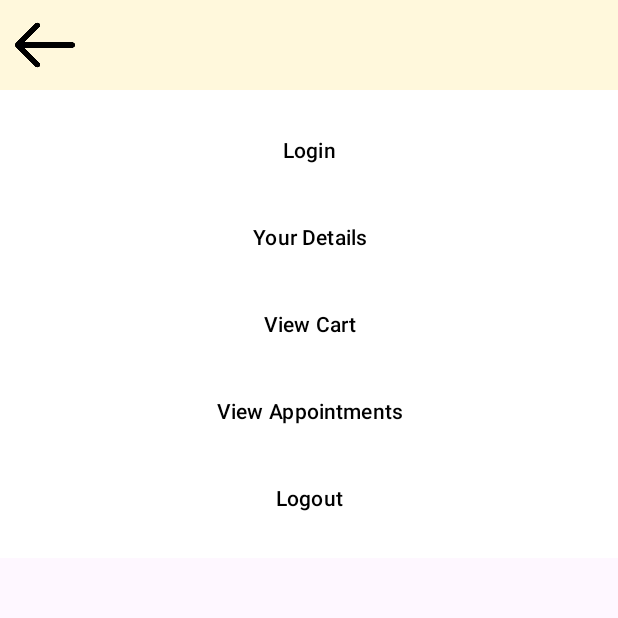
After one commit to vinay-kumar-jk/Pet_care_app, an Android app: the AccountActivity screen opened directly, with no data from a screen before it, on a phone screen of 412 x 824 dp, the top half of it. The commit adds this screen. Run offline under Robolectric (Android 15) with nearby library versions, the phone set to English and light mode, and no system bars.

Commit message:
6th commit account activity complete

```diff
--- /dev/null
+++ b/app/src/main/java/com/example/petcare/AccountActivity.java
@@ -0,0 +1,32 @@
+package com.example.petcare;
+
+import android.content.Intent;
+import android.os.Bundle;
+
+import androidx.activity.EdgeToEdge;
+import androidx.appcompat.app.AppCompatActivity;
+import androidx.core.graphics.Insets;
+import androidx.core.view.ViewCompat;
+import androidx.core.view.WindowInsetsCompat;
+
+public class AccountActivity extends AppCompatActivity {
+
+    @Override
+    protected void onCreate(Bundle savedInstanceState) {
+        super.onCreate(savedInstanceState);
+        EdgeToEdge.enable(this);
+        setContentView(R.layout.activity_account);
+        ViewCompat.setOnApplyWindowInsetsListener(findViewById(R.id.main), (v, insets) -> {
+            Insets systemBars = insets.getInsets(WindowInsetsCompat.Type.systemBars());
+            v.setPadding(systemBars.left, systemBars.top, systemBars.right, systemBars.bottom);
+            return insets;
+        });
+
+    }
+
+
+    public void gobackmethod(){
+        Intent intent=new Intent(getApplicationContext(),MainActivity.class);
+        startActivity(intent);
+    }
+}
--- a/app/src/main/java/com/example/petcare/HomeFragment.java
+++ b/app/src/main/java/com/example/petcare/HomeFragment.java
@@ -37,7 +37,7 @@ public class HomeFragment extends Fragment {
         offerImages = new ArrayList<>();
         offerImages.add(R.drawable.offer1); // Replace with your drawable images
         offerImages.add(R.drawable.offer2);
-        offerImages.add(R.drawable.offer3);
+        offerImages.add(R.drawable.img_11);
 
         // Set up adapter
         OfferAdapter adapter = new OfferAdapter(getContext(), offerImages);
--- /dev/null
+++ b/app/src/main/res/layout/activity_account.xml
@@ -0,0 +1,99 @@
+<?xml version="1.0" encoding="utf-8"?>
+<androidx.constraintlayout.widget.ConstraintLayout xmlns:android="http://schemas.android.com/apk/res/android"
+    xmlns:app="http://schemas.android.com/apk/res-auto"
+    xmlns:tools="http://schemas.android.com/tools"
+    android:id="@+id/main"
+    android:layout_width="match_parent"
+    android:layout_height="match_parent"
+    tools:context=".AccountActivity">
+
+    <!-- Top Section with Back Button -->
+    <RelativeLayout
+        android:id="@+id/topLayout"
+        android:layout_width="match_parent"
+        android:layout_height="wrap_content"
+        android:background="#FFF8DC"
+        android:padding="10dp"
+        app:layout_constraintTop_toTopOf="parent"
+        app:layout_constraintStart_toStartOf="parent"
+        app:layout_constraintEnd_toEndOf="parent">
+
+        <ImageButton
+            android:id="@+id/gobackbtn"
+            android:onClick="gobackmethod"
+            android:layout_width="40dp"
+            android:layout_height="40dp"
+            android:layout_alignParentStart="true"
+            android:layout_centerVertical="true"
+            android:src="@drawable/img_7"
+            android:background="?attr/selectableItemBackgroundBorderless"
+            android:contentDescription="Go back"
+            android:scaleType="centerInside"
+            tools:ignore="OnClick" />
+    </RelativeLayout>
+
+    <!-- Options Section -->
+    <LinearLayout
+        android:id="@+id/optionsLayout"
+        android:layout_width="match_parent"
+        android:layout_height="wrap_content"
+        android:orientation="vertical"
+        android:padding="16dp"
+        android:background="#FFFFFF"
+        app:layout_constraintTop_toBottomOf="@id/topLayout"
+        app:layout_constraintStart_toStartOf="parent"
+        app:layout_constraintEnd_toEndOf="parent">
+
+        <!-- Login Option -->
+        <Button
+            android:id="@+id/btnLogin"
+            android:layout_width="match_parent"
+            android:layout_height="wrap_content"
+            android:layout_marginBottom="10dp"
+            android:background="?attr/selectableItemBackground"
+            android:text="Login"
+            android:textAlignment="center"
+            android:textColor="#000000" /> <!-- Black text -->
+
+        <!-- Details Option -->
+        <Button
+            android:id="@+id/btnDetails"
+            android:layout_width="match_parent"
+            android:layout_height="wrap_content"
+            android:layout_marginBottom="10dp"
+            android:background="?attr/selectableItemBackground"
+            android:text="Your Details"
+            android:textAlignment="center"
+            android:textColor="#000000" /> <!-- Black text -->
+
+        <!-- View Cart Option -->
+        <Button
+            android:id="@+id/btnViewCart"
+            android:layout_width="match_parent"
+            android:layout_height="wrap_content"
+            android:text="View Cart"
+            android:background="?attr/selectableItemBackground"
+            android:layout_marginBottom="10dp"
+            android:textColor="#000000" /> <!-- Black text -->
+
+        <!-- View Appointments Option -->
+        <Button
+            android:id="@+id/btnViewAppointments"
+            android:layout_width="match_parent"
+            android:layout_height="wrap_content"
+            android:text="View Appointments"
+            android:background="?attr/selectableItemBackground"
+            android:layout_marginBottom="10dp"
+            android:textColor="#000000" /> <!-- Black text -->
+
+        <!-- Logout Option -->
+        <Button
+            android:id="@+id/btnLogout"
+            android:layout_width="match_parent"
+            android:layout_height="wrap_content"
+            android:text="Logout"
+            android:background="?attr/selectableItemBackground"
+            android:textColor="#000000" /> <!-- Black text -->
+    </LinearLayout>
+
+</androidx.constraintlayout.widget.ConstraintLayout>
--- a/app/src/main/res/layout/activity_main.xml
+++ b/app/src/main/res/layout/activity_main.xml
@@ -30,6 +30,7 @@
 
         <!-- Right Side - Account Button -->
         <ImageButton
+            android:onClick="nn"
             android:id="@+id/accountButton"
             android:layout_width="40dp"
             android:layout_height="40dp"
```
Also changed, not shown: app/src/main/AndroidManifest.xml (+6 -3 lines), app/src/main/java/com/example/petcare/MainActivity.java (+9 -0 lines), app/src/main/res/layout/fragment_home.xml (+41 -4 lines), app/src/main/res/menu/menu_items.xml (added, +19 -0 lines), app/src/main/res/drawable/img_10.png (added), app/src/main/res/drawable/img_11.png (added), app/src/main/res/drawable/img_7.png (added), app/src/main/res/drawable/img_9.png (added), 1 other file.
